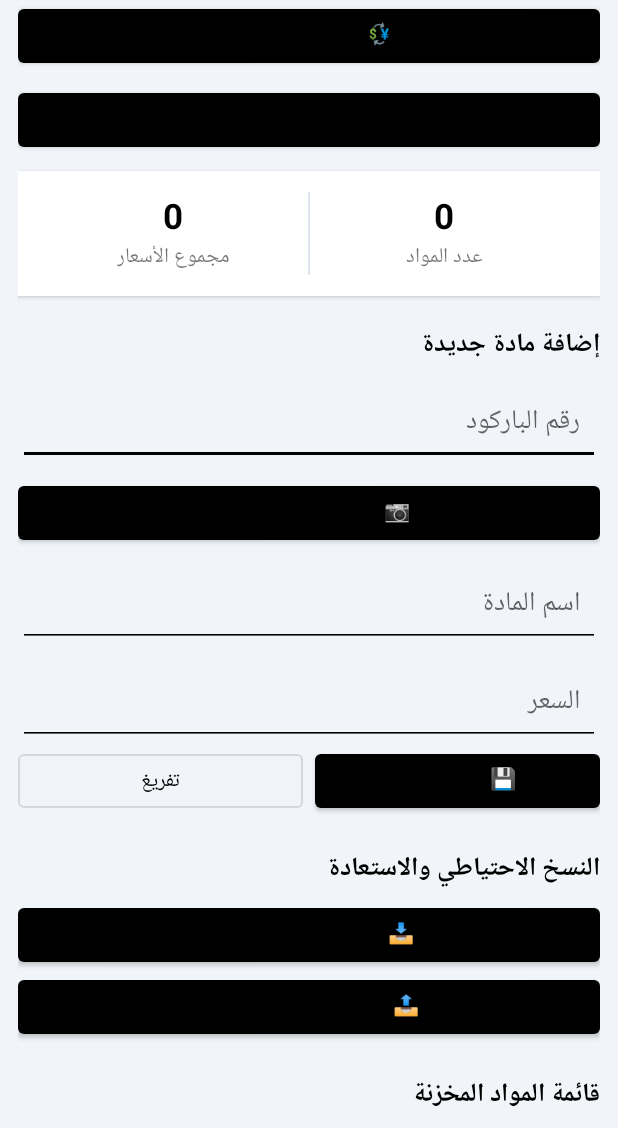
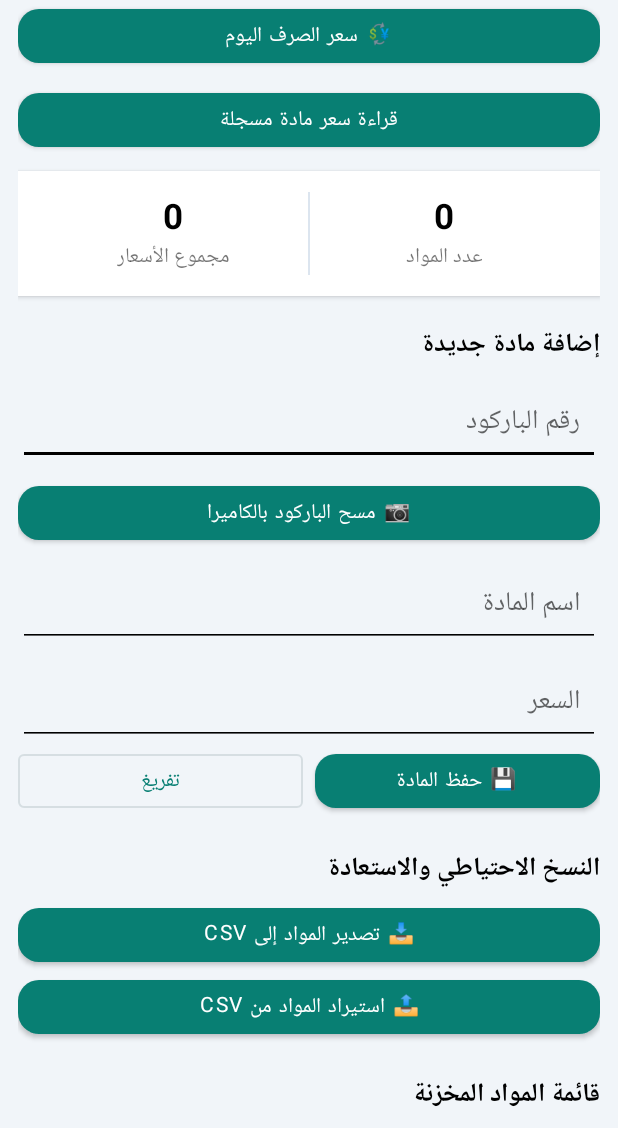
Before and after one commit to khaldonshhab/Kh, an Android app: the screen it shows after launch (MainActivity), on a phone screen of 412 x 824 dp, the part 108-1236 px from its top. Run offline under Robolectric (Android 15) with nearby library versions, the phone set to English and light mode, and no system bars.

Commit message:
Apply cohesive teal and warm accent theme

```diff
--- a/MiniMarketNative/app/src/main/res/values/styles.xml
+++ b/MiniMarketNative/app/src/main/res/values/styles.xml
@@ -1,26 +1,20 @@
 <resources>
     <style name="Theme.MiniMarket" parent="Theme.MaterialComponents.DayNight.NoActionBar">
-        <item name="colorPrimary">#000000</item>
-        <item name="colorPrimaryVariant">#000000</item>
-        <item name="colorSecondary">#000000</item>
-        <item name="colorOnPrimary">#FFFFFF</item>
-        <item name="colorOnSurface">#000000</item>
-        <item name="android:textColorPrimary">#000000</item>
-        <item name="android:textColorSecondary">#000000</item>
-        <item name="android:fontFamily">sans</item>
-        <item name="android:statusBarColor">#000000</item>
-        <item name="android:navigationBarColor">#FFFFFF</item>
-        <item name="android:windowLightNavigationBar">true</item>
-        <item name="android:colorAccent">#000000</item>
-        <item name="materialButtonStyle">@style/BlackButton</item>
+        <item name="colorPrimary">#087F73</item><item name="colorPrimaryVariant">#075E57</item>
+        <item name="colorSecondary">#E89A52</item><item name="colorOnPrimary">#FFFFFF</item>
+        <item name="colorOnSurface">#173B3F</item><item name="android:textColorPrimary">#173B3F</item>
+        <item name="android:textColorSecondary">#52666A</item><item name="android:fontFamily">sans</item>
+        <item name="android:statusBarColor">#075E57</item><item name="android:navigationBarColor">#F4F7F5</item>
+        <item name="android:windowLightNavigationBar">true</item><item name="android:colorAccent">#087F73</item>
+        <item name="materialButtonStyle">@style/MiniMarketButton</item>
     </style>
-
-    <style name="BlackButton" parent="Widget.MaterialComponents.Button">
-        <item name="android:textColor">#000000</item>
+    <style name="MiniMarketButton" parent="Widget.MaterialComponents.Button">
+        <item name="android:textColor">#FFFFFF</item><item name="backgroundTint">#087F73</item>
+        <item name="cornerRadius">14dp</item><item name="android:minHeight">48dp</item>
+        <item name="android:textAllCaps">false</item>
     </style>
-
-    <style name="BlackOutlinedButton" parent="Widget.MaterialComponents.Button.OutlinedButton">
-        <item name="android:textColor">#000000</item>
-        <item name="strokeColor">#000000</item>
+    <style name="MiniMarketOutlinedButton" parent="Widget.MaterialComponents.Button.OutlinedButton">
+        <item name="android:textColor">#075E57</item><item name="strokeColor">#168A83</item>
+        <item name="cornerRadius">14dp</item><item name="android:textAllCaps">false</item>
     </style>
 </resources>
```
